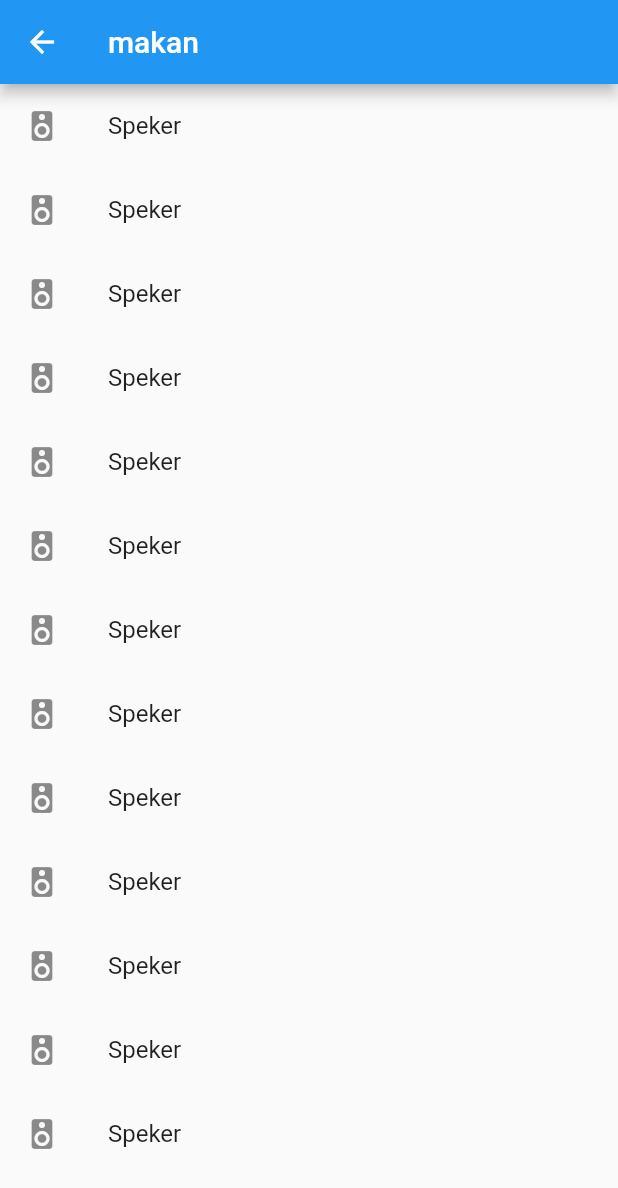
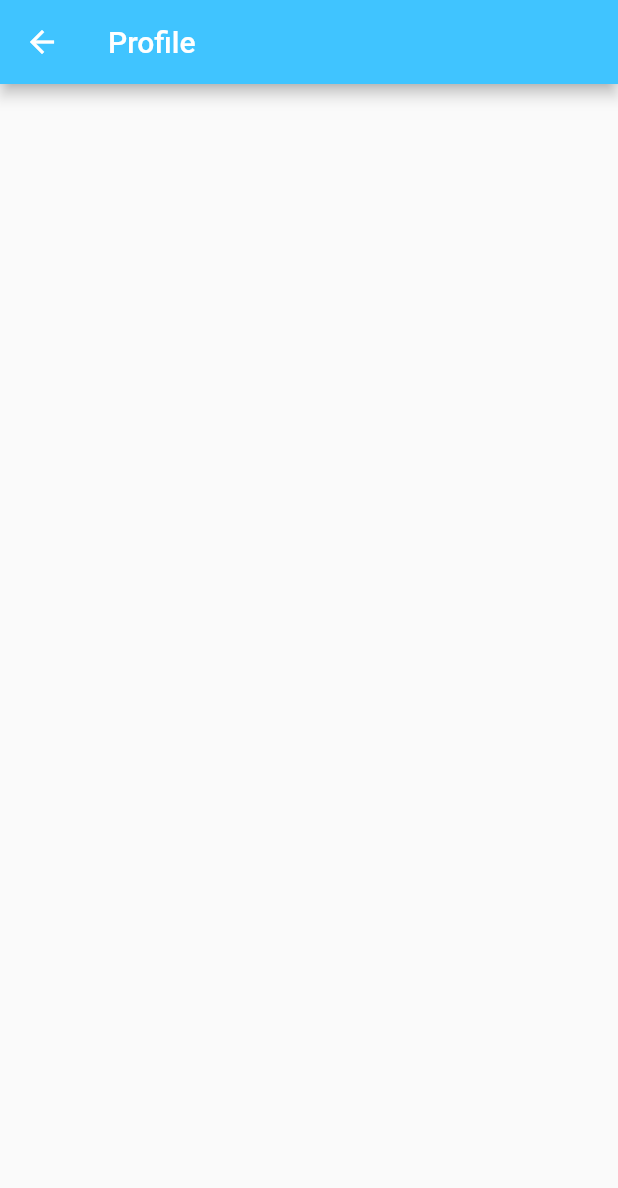
Before and after one commit to jamboo-grub/WTraneling, a Flutter app: the Profile screen opened directly, on a phone screen of 412 x 824 dp. Shown: the top 1188 px of the screen. Run offline on Flutter 3.47's test engine with Material 2 defaults, Android fonts, the phone set to English and light mode, and no system bars; network calls fail.

Commit message:
a
update

```diff
--- a/wtraveling/lib/ui/cari_view.dart
+++ b/wtraveling/lib/ui/cari_view.dart
@@ -1,15 +1,12 @@
-
 import 'package:flutter/material.dart';
 
 class Cari extends StatelessWidget {
   @override
   Widget build(BuildContext context) {
     return Scaffold(
-      appBar: AppBar(title: Text("makan"),),
+      appBar: AppBar(title: Text("Cari"), backgroundColor: Colors.lightBlueAccent),
       body: ListView(
-        children: <Widget>[
-
-        ],
+        children: <Widget>[],
       ),
     );
   }
--- a/wtraveling/lib/ui/profile_view.dart
+++ b/wtraveling/lib/ui/profile_view.dart
@@ -5,63 +5,8 @@ class Profile extends StatelessWidget {
   @override
   Widget build(BuildContext context) {
     return Scaffold(
-      appBar: AppBar(title: Text("makan"),),
-      body: ListView(
-        children: <Widget>[
-          ListTile(
-            leading: Icon(Icons.speaker),
-            title: Text("Speker"),
-          ),
-          ListTile(
-            leading: Icon(Icons.speaker),
-            title: Text("Speker"),
-          ),
-          ListTile(
-            leading: Icon(Icons.speaker),
-            title: Text("Speker"),
-          ),
-          ListTile(
-            leading: Icon(Icons.speaker),
-            title: Text("Speker"),
-          ),
-          ListTile(
-            leading: Icon(Icons.speaker),
-            title: Text("Speker"),
-          ),
-          ListTile(
-            leading: Icon(Icons.speaker),
-            title: Text("Speker"),
-          ),
-          ListTile(
-            leading: Icon(Icons.speaker),
-            title: Text("Speker"),
-          ),
-          ListTile(
-            leading: Icon(Icons.speaker),
-            title: Text("Speker"),
-          ),
-          ListTile(
-            leading: Icon(Icons.speaker),
-            title: Text("Speker"),
-          ),
-          ListTile(
-            leading: Icon(Icons.speaker),
-            title: Text("Speker"),
-          ),
-          ListTile(
-            leading: Icon(Icons.speaker),
-            title: Text("Speker"),
-          ),
-          ListTile(
-            leading: Icon(Icons.speaker),
-            title: Text("Speker"),
-          ),
-          ListTile(
-            leading: Icon(Icons.speaker),
-            title: Text("Speker"),
-          ),
-        ],
-      ),
+      appBar: AppBar(title: Text("Profile"), backgroundColor: Colors.lightBlueAccent),
+
     );
   }
 }
--- a/wtraveling/pubspec.yaml
+++ b/wtraveling/pubspec.yaml
@@ -25,6 +25,8 @@ dependencies:
   cupertino_icons: ^0.1.2
   color: any
   http: 0.12.0+2
+  division: ^0.8.5
+
 
 dev_dependencies:
   flutter_test:
@@ -48,7 +50,7 @@ flutter:
   #  - images/a_dot_ham.jpeg
    - assets/avatar.png
    - assets/house.png
-   - assets/loupe.png
+   - assets/loupe(3).png
 
   # An image asset can refer to one or more resolution-specific "variants", see
   # https://flutter.dev/assets-and-images/#resolution-aware.
```
Also changed, not shown: wtraveling/lib/home_View.dart (+5 -3 lines), wtraveling/lib/ui/destinasi_view.dart (+6 -6 lines), wtraveling/lib/ui/detail_destinasi_view.dart (+37 -9 lines), wtraveling/assets/loupe(3).png (added), wtraveling/pubspec.lock.
